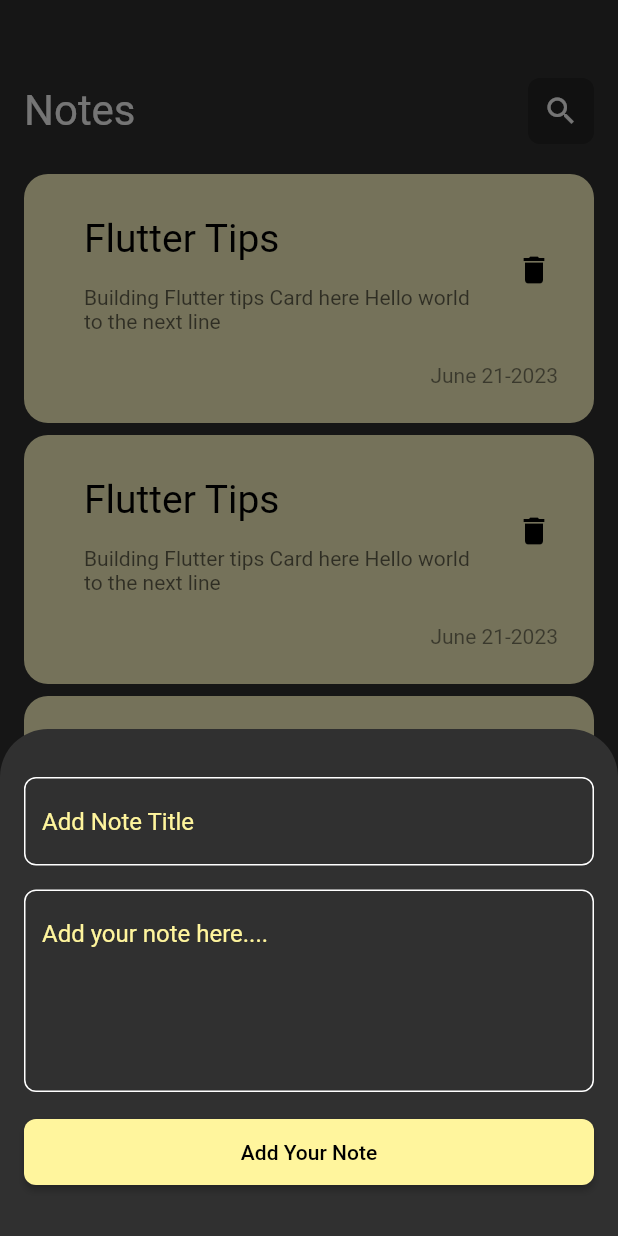
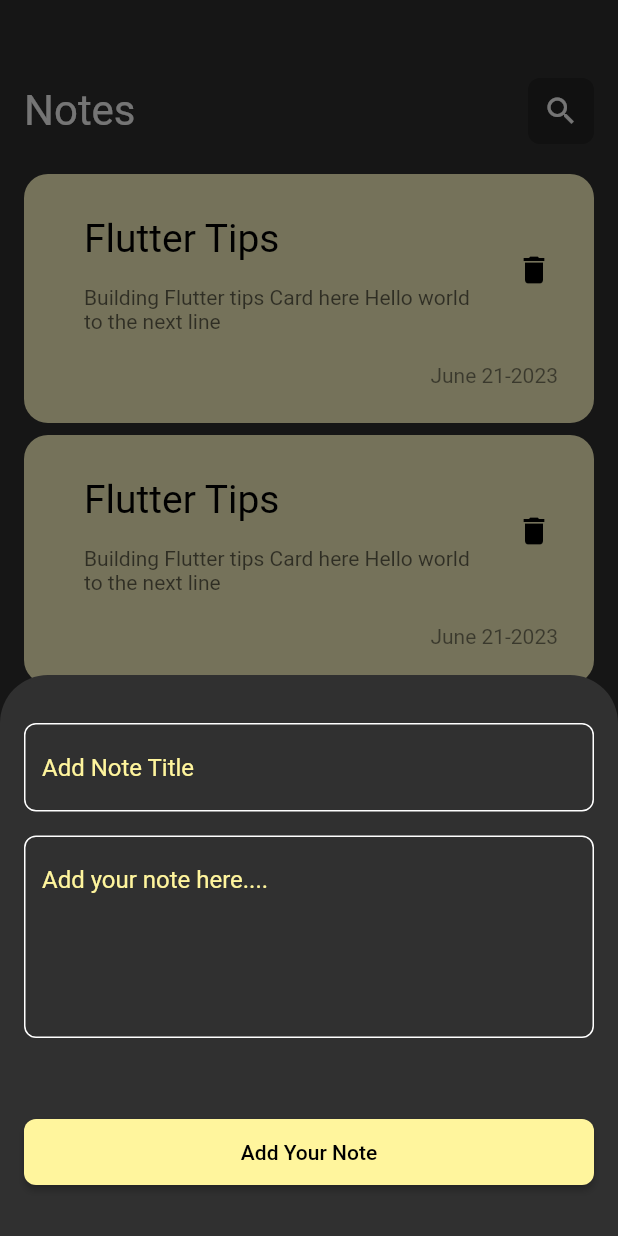
Before and after one commit to Fratiro/note_app, a Flutter app: the screen it shows after launch, after a tap on the "add" icon, on a phone screen of 412 x 824 dp. Run offline on Flutter 3.47's test engine with Material 2 defaults, Android fonts, the phone set to English and light mode, and no system bars.

Commit message:
changes from laptop

```diff
--- a/lib/widgets/bottom_sheet_note_widget.dart
+++ b/lib/widgets/bottom_sheet_note_widget.dart
@@ -16,13 +16,14 @@ class AddNoteBottomSheet extends StatelessWidget {
             const CustomTextField(hint: "Add Note Title"),
             const SizedBox(height: 16),
             const CustomTextField(hint: "Add your note here....", maxLine: 5),
-            const SizedBox(height: 16),
+            const SizedBox(height: 52),
             CustomButton(
-                buttonWidth: MediaQuery.of(context).size.width,
-                buttonHeight: 44,
-                backgroundColor: Colors.yellow.shade200,
-                buttonText: "Add Your Note",
-                textColor: Colors.black)
+              buttonWidth: MediaQuery.of(context).size.width,
+              buttonHeight: 44,
+              backgroundColor: Colors.yellow.shade200,
+              buttonText: "Add Your Note",
+              textColor: Colors.black,
+            )
           ],
         ),
       ),
```
